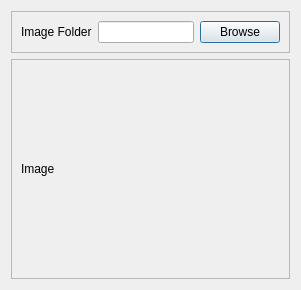
Above: Src/View.ui from bzs42/YearsAgo before the change. Below: the same form after it.
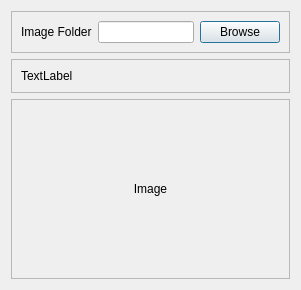
That is the form after the change.

Commit message: add: save/restore geometry add: save/restore image folder add: search image change: fit image in view change: imageChanged signal based on QImage instead QPixmap, because pixmap is view specific

The edit to the form file:
```diff
--- a/Src/View.ui
+++ b/Src/View.ui
@@ -48,7 +48,26 @@
     </widget>
    </item>
    <item>
-    <widget class="QFrame" name="frame_2">
+    <widget class="QFrame" name="frameDate">
+     <property name="frameShape">
+      <enum>QFrame::StyledPanel</enum>
+     </property>
+     <property name="frameShadow">
+      <enum>QFrame::Raised</enum>
+     </property>
+     <layout class="QHBoxLayout" name="horizontalLayout_3">
+      <item>
+       <widget class="QLabel" name="labelDate">
+        <property name="text">
+         <string>TextLabel</string>
+        </property>
+       </widget>
+      </item>
+     </layout>
+    </widget>
+   </item>
+   <item>
+    <widget class="QFrame" name="frameImage">
      <property name="sizePolicy">
       <sizepolicy hsizetype="Expanding" vsizetype="Expanding">
        <horstretch>0</horstretch>
@@ -73,6 +92,9 @@
         <property name="text">
          <string>Image</string>
         </property>
+        <property name="alignment">
+         <set>Qt::AlignCenter</set>
+        </property>
        </widget>
       </item>
      </layout>
```
Left out of the diff: 2 changed lines with no effect on the pictures. The commit also changes 8 other files.
